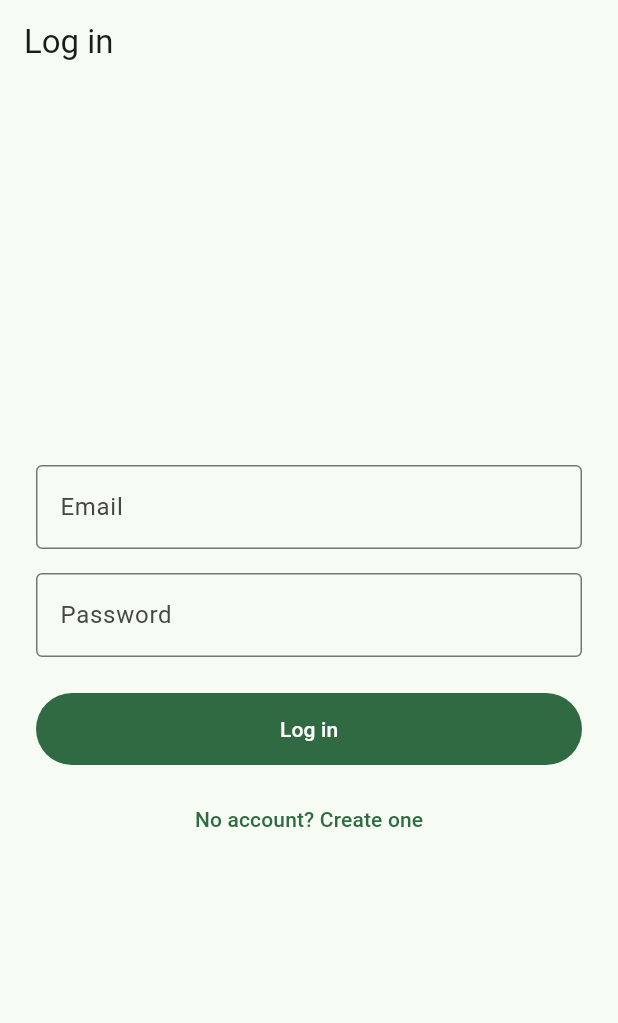
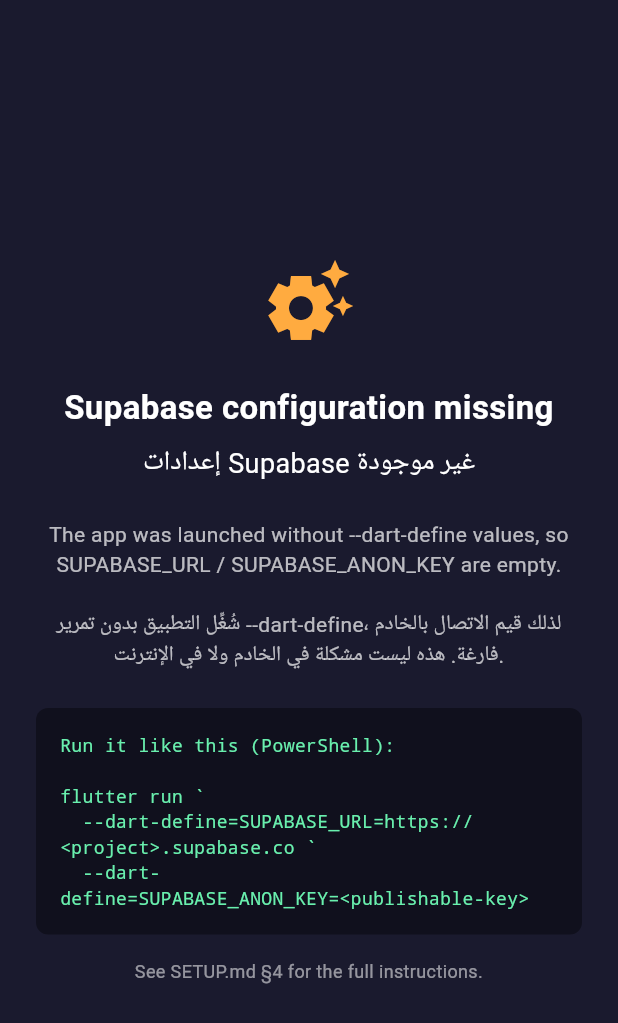
Before and after one commit to YousuFadhil/Go-Play, a Flutter app: the screen it shows after launch, on a phone screen of 412 x 824 dp. Shown: the top 1023 px of the screen. Run offline on Flutter 3.47's test engine with Material 3 defaults, Android fonts, the phone set to English and light mode, and no system bars; our stand-ins replace supabase_flutter; accounts and stored records are empty.

Commit message:
Fix registration failure root cause + fail-fast config validation
Diagnosis (proven via installed-APK forensics, auth logs, and live
reproduction): the app was launched without --dart-define values, so
Supabase URL/key were empty and signUp threw
AuthRetryableFetchException before any request left the device,
surfacing as a generic failure message.

Fixes:
1. INTERNET permission in main AndroidManifest (release builds had none)
2. Fail-fast startup: invalid/empty config now shows a bilingual
   developer-facing error screen instead of booting the app
3. Debug logging of config values at startup (key masked)
4. Network errors now show a dedicated message; all auth failures are
   logged with full exception + stack trace (no silent generic catch)
5. SETUP.md run command fixed for PowerShell (backtick continuation)

Verified on emulator: config-error screen without defines; login +
profile + Home end-to-end with defines; register pipeline reaches
Supabase (currently returns 429 until Confirm-email is disabled).

Co-Authored-By: Claude Fable 5 <noreply@anthropic.com>

```diff
--- /dev/null
+++ b/app/lib/core/config_error_app.dart
@@ -0,0 +1,84 @@
+import 'package:flutter/material.dart';
+
+/// Shown instead of the real app when Supabase configuration is missing or
+/// invalid. Developer-facing by design (bilingual, no localization setup
+/// needed this early in startup).
+class ConfigErrorApp extends StatelessWidget {
+  const ConfigErrorApp({super.key});
+
+  static const _runCommand = 'flutter run `\n'
+      '  --dart-define=SUPABASE_URL=https://<project>.supabase.co `\n'
+      '  --dart-define=SUPABASE_ANON_KEY=<publishable-key>';
+
+  @override
+  Widget build(BuildContext context) {
+    return MaterialApp(
+      debugShowCheckedModeBanner: false,
+      home: Scaffold(
+        backgroundColor: const Color(0xFF1A1A2E),
+        body: SafeArea(
+          child: Center(
+            child: SingleChildScrollView(
+              padding: const EdgeInsets.all(24),
+              child: Column(
+                mainAxisSize: MainAxisSize.min,
+                crossAxisAlignment: CrossAxisAlignment.stretch,
+                children: [
+                  const Icon(Icons.settings_suggest,
+                      size: 64, color: Colors.orangeAccent),
+                  const SizedBox(height: 24),
+                  const Text(
+                    'Supabase configuration missing',
+                    textAlign: TextAlign.center,
+                    style: TextStyle(
+                        color: Colors.white,
+                        fontSize: 22,
+                        fontWeight: FontWeight.bold),
+                  ),
+                  const SizedBox(height: 8),
+                  const Text(
+                    'إعدادات Supabase غير موجودة',
+                    textAlign: TextAlign.center,
+                    style: TextStyle(color: Colors.white, fontSize: 18),
+                  ),
+                  const SizedBox(height: 24),
+                  const Text(
+                    'The app was launched without --dart-define values, so '
+                    'SUPABASE_URL / SUPABASE_ANON_KEY are empty.\n\n'
+                    'شُغِّل التطبيق بدون تمرير --dart-define، لذلك قيم '
+                    'الاتصال بالخادم فارغة. هذه ليست مشكلة في الخادم ولا في '
+                    'الإنترنت.',
+                    textAlign: TextAlign.center,
+                    style: TextStyle(color: Colors.white70, fontSize: 14),
+                  ),
+                  const SizedBox(height: 24),
+                  Container(
+                    padding: const EdgeInsets.all(16),
+                    decoration: BoxDecoration(
+                      color: Colors.black38,
+                      borderRadius: BorderRadius.circular(8),
+                    ),
+                    child: const Text(
+                      'Run it like this (PowerShell):\n\n$_runCommand',
+                      textDirection: TextDirection.ltr,
+                      style: TextStyle(
+                          color: Colors.greenAccent,
+                          fontFamily: 'monospace',
+                          fontSize: 12),
+                    ),
+                  ),
+                  const SizedBox(height: 16),
+                  const Text(
+                    'See SETUP.md §4 for the full instructions.',
+                    textAlign: TextAlign.center,
+                    style: TextStyle(color: Colors.white54, fontSize: 12),
+                  ),
+                ],
+              ),
+            ),
+          ),
+        ),
+      ),
+    );
+  }
+}
--- a/app/lib/l10n/app_ar.arb
+++ b/app/lib/l10n/app_ar.arb
@@ -107,6 +107,7 @@
   "joinMatchFailed": "فشل الانضمام للمباراة. حاول مرة أخرى.",
   "withdrawMatchFailed": "فشل الانسحاب. حاول مرة أخرى.",
 
+  "networkError": "تعذر الاتصال بالخادم. تحقق من اتصالك بالإنترنت.",
   "loadFailed": "فشل تحميل البيانات.",
   "retryButton": "إعادة المحاولة",
   "genericError": "حدث خطأ غير متوقع. حاول مرة أخرى."
--- a/app/lib/l10n/app_en.arb
+++ b/app/lib/l10n/app_en.arb
@@ -107,6 +107,7 @@
   "joinMatchFailed": "Failed to join the match. Please try again.",
   "withdrawMatchFailed": "Failed to withdraw. Please try again.",
 
+  "networkError": "Could not reach the server. Check your internet connection.",
   "loadFailed": "Failed to load data.",
   "retryButton": "Retry",
   "genericError": "Something went wrong. Please try again."
--- a/app/lib/main.dart
+++ b/app/lib/main.dart
@@ -1,11 +1,26 @@
+import 'package:flutter/foundation.dart';
 import 'package:flutter/material.dart';
 import 'package:supabase_flutter/supabase_flutter.dart';
 
 import 'app.dart';
 import 'core/config.dart';
+import 'core/config_error_app.dart';
 
 Future<void> main() async {
   WidgetsFlutterBinding.ensureInitialized();
+
+  if (kDebugMode) {
+    debugPrint('[GoPlay] SUPABASE_URL = '
+        '${AppConfig.supabaseUrl.isEmpty ? "<EMPTY>" : AppConfig.supabaseUrl}');
+    debugPrint('[GoPlay] SUPABASE_ANON_KEY = ${AppConfig.maskedAnonKey}');
+    debugPrint('[GoPlay] config valid = ${AppConfig.isValid}');
+  }
+
+  // Fail fast: never boot the real app against a missing/invalid config.
+  if (!AppConfig.isValid) {
+    runApp(const ConfigErrorApp());
+    return;
+  }
 
   await Supabase.initialize(
     url: AppConfig.supabaseUrl,
```
Also changed, not shown: app/lib/core/config.dart (+16 -0 lines), app/lib/features/auth/login_screen.dart (+9 -2 lines), app/lib/features/auth/register_screen.dart (+9 -2 lines), app/lib/l10n/generated/app_localizations.dart, app/lib/l10n/generated/app_localizations_ar.dart, app/lib/l10n/generated/app_localizations_en.dart, 4 other files.
